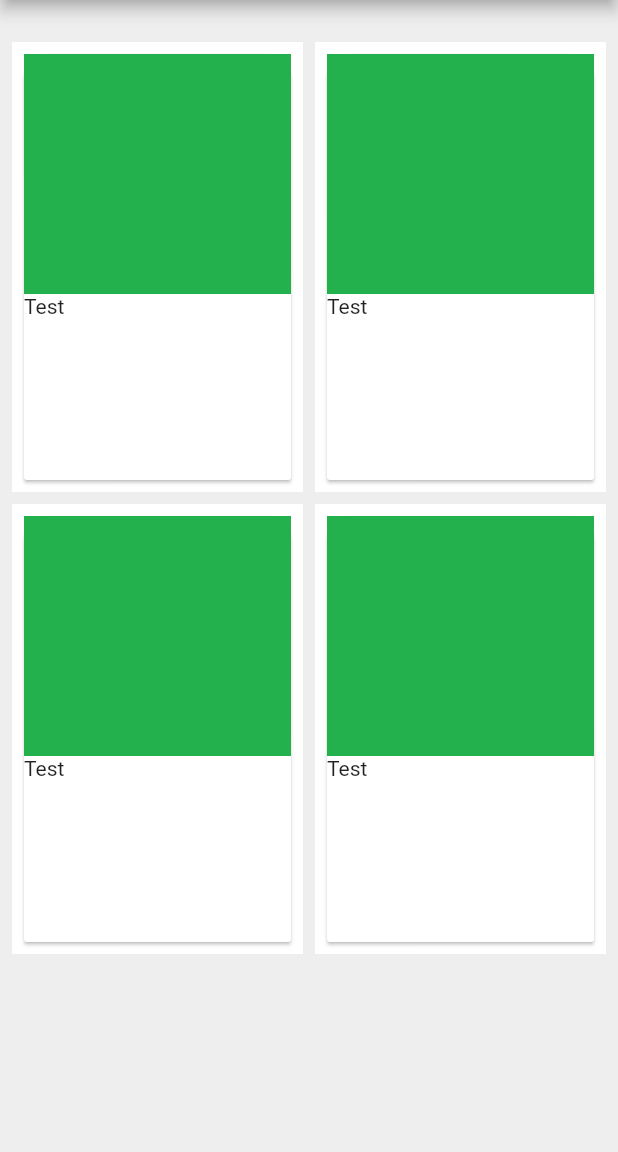
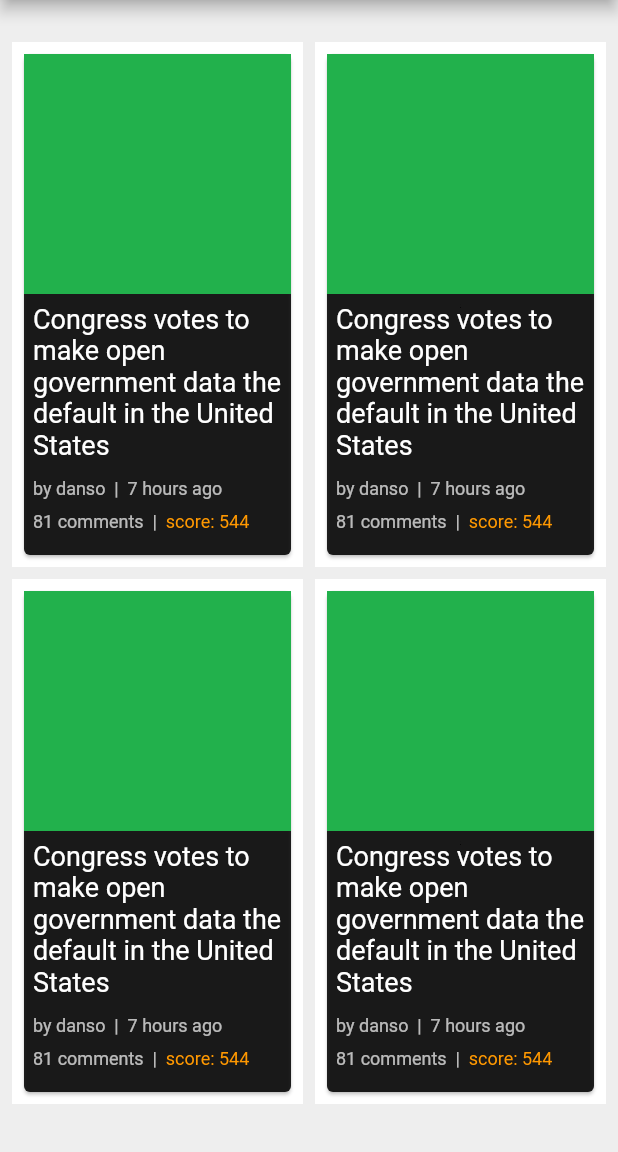
Before and after one commit to Odin94/hatter_news, a Flutter app: the screen it shows after launch, on a phone screen of 412 x 824 dp, the part 84-1236 px from its top. Run offline on Flutter 3.47's test engine with Material 2 defaults, Android fonts, the phone set to English and light mode, and no system bars.

Commit message:
Add sample post and headline + info layout

```diff
--- a/lib/news_post.dart
+++ b/lib/news_post.dart
@@ -1,21 +1,16 @@
 import 'package:flutter/material.dart';
+import 'package:hatter_news/main.dart';
 
 class NewsPost extends StatelessWidget {
   @override
   Widget build(BuildContext context) {
     return Expanded(
         child: Container(
+            height: 350,
+            padding: EdgeInsets.all(4.0),
             color: Colors.white,
-            height: 300,
-            padding: EdgeInsets.all(4.0),
             child: Card(
-                shape: RoundedRectangleBorder(
-                    borderRadius: BorderRadius.only(
-                  topLeft: Radius.circular(16.0),
-                  topRight: Radius.circular(16.0),
-                  bottomLeft: Radius.circular(2.0),
-                  bottomRight: Radius.circular(2.0),
-                )),
+                color: Colors.black87,
                 child: Column(
                     mainAxisAlignment: MainAxisAlignment.start,
                     mainAxisSize: MainAxisSize.min,
@@ -26,7 +21,66 @@ class NewsPost extends StatelessWidget {
                         height: 160.0,
                         fit: BoxFit.cover,
                       ),
-                      Text("Test")
+                      HeadLine(
+                          text:
+                              "Congress votes to make open government data the default in the United States"),
+                      PostInfo(
+                          author: "danso",
+                          ageWithUnit: "7 hours",
+                          commentCount: "81",
+                          score: "544")
                     ]))));
   }
 }
+
+class HeadLine extends StatelessWidget {
+  HeadLine({Key key, @required this.text}) : super(key: key);
+
+  final String text;
+
+  @override
+  Widget build(BuildContext context) {
+    return Center(
+        child: Padding(
+            padding: EdgeInsets.all(6.0),
+            child: Text(text,
+                style: TextStyle(color: Colors.white, fontSize: 18))));
+  }
+}
+
+class PostInfo extends StatelessWidget {
+  PostInfo(
+      {Key key,
+      @required this.author,
+      @required this.ageWithUnit,
+      @required this.commentCount,
+      @required this.score})
+      : super(key: key);
+
+  final String author, ageWithUnit, commentCount, score;
+
+  @override
+  Widget build(BuildContext context) {
+    return Padding(
+        padding: EdgeInsets.all(6.0),
+        child: Column(children: [
+          Row(children: [
+            Text("by $author",
+                style: TextStyle(color: Colors.white70, fontSize: 12)),
+            Text("  |  ",
+                style: TextStyle(color: Colors.white70, fontSize: 12)),
+            Text("$ageWithUnit ago",
+                style: TextStyle(color: Colors.white70, fontSize: 12)),
+          ]),
+          DefaultPadding(),
+          Row(children: [
+            Text("$commentCount comments",
+                style: TextStyle(color: Colors.white70, fontSize: 12)),
+            Text("  |  ",
+                style: TextStyle(color: Colors.white70, fontSize: 12)),
+            Text("score: $score",
+                style: TextStyle(color: Colors.orange, fontSize: 12)),
+          ])
+        ]));
+  }
+}
```
